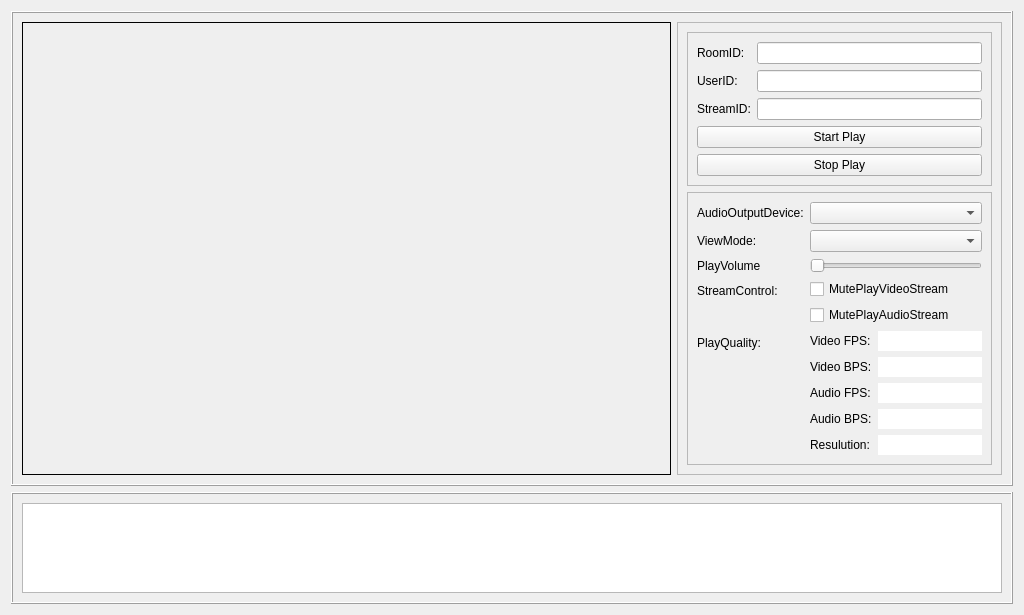
This is ZegoExpressTopicsProject/src/Play/ZegoPlayDemo.ui in zegoim/zego-express-example-topics-cpp as Qt 5 draws it before an edit. The edited form follows.
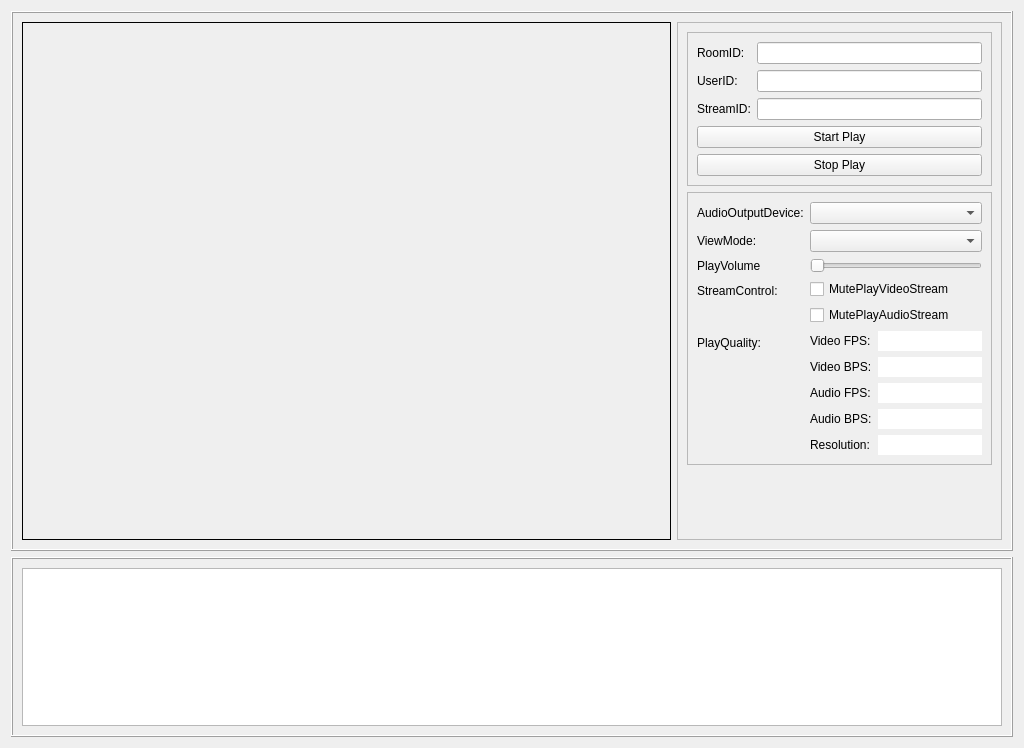
This is the edited form.

The edit to the form file:
```diff
--- a/ZegoExpressTopicsProject/src/Play/ZegoPlayDemo.ui
+++ b/ZegoExpressTopicsProject/src/Play/ZegoPlayDemo.ui
@@ -7,7 +7,7 @@
     <x>0</x>
     <y>0</y>
     <width>1024</width>
-    <height>615</height>
+    <height>748</height>
    </rect>
   </property>
   <property name="windowTitle">
@@ -289,7 +289,7 @@
               <item row="4" column="0">
                <widget class="QLabel" name="label_13">
                 <property name="text">
-                 <string>Resulution:</string>
+                 <string>Resolution:</string>
                 </property>
                </widget>
               </item>
@@ -394,8 +394,8 @@
          <string>&lt;!DOCTYPE HTML PUBLIC &quot;-//W3C//DTD HTML 4.0//EN&quot; &quot;http://www.w3.org/TR/REC-html40/strict.dtd&quot;&gt;
 &lt;html&gt;&lt;head&gt;&lt;meta name=&quot;qrichtext&quot; content=&quot;1&quot; /&gt;&lt;style type=&quot;text/css&quot;&gt;
 p, li { white-space: pre-wrap; }
-&lt;/style&gt;&lt;/head&gt;&lt;body style=&quot; font-family:'SimSun'; font-size:9pt; font-weight:400; font-style:normal;&quot;&gt;
-&lt;p style=&quot;-qt-paragraph-type:empty; margin-top:0px; margin-bottom:0px; margin-left:0px; margin-right:0px; -qt-block-indent:0; text-indent:0px;&quot;&gt;&lt;br /&gt;&lt;/p&gt;&lt;/body&gt;&lt;/html&gt;</string>
+&lt;/style&gt;&lt;/head&gt;&lt;body style=&quot; font-family:'.AppleSystemUIFont'; font-size:13pt; font-weight:400; font-style:normal;&quot;&gt;
+&lt;p style=&quot;-qt-paragraph-type:empty; margin-top:0px; margin-bottom:0px; margin-left:0px; margin-right:0px; -qt-block-indent:0; text-indent:0px; font-family:'SimSun'; font-size:9pt;&quot;&gt;&lt;br /&gt;&lt;/p&gt;&lt;/body&gt;&lt;/html&gt;</string>
         </property>
        </widget>
       </item>
```
